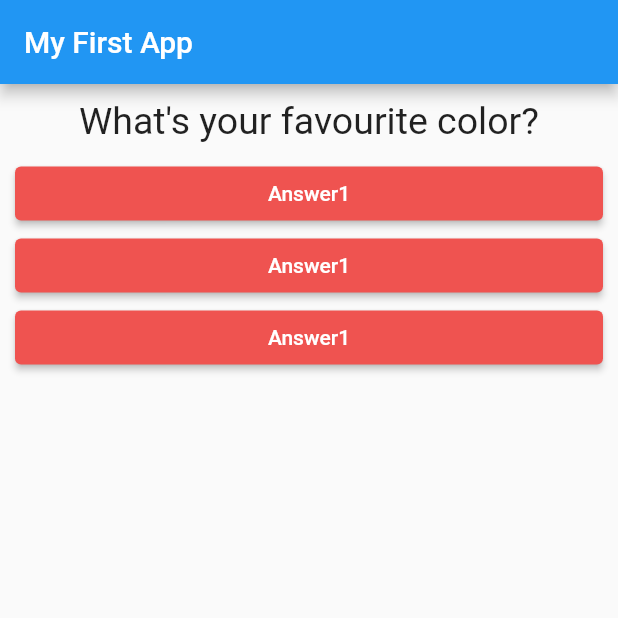
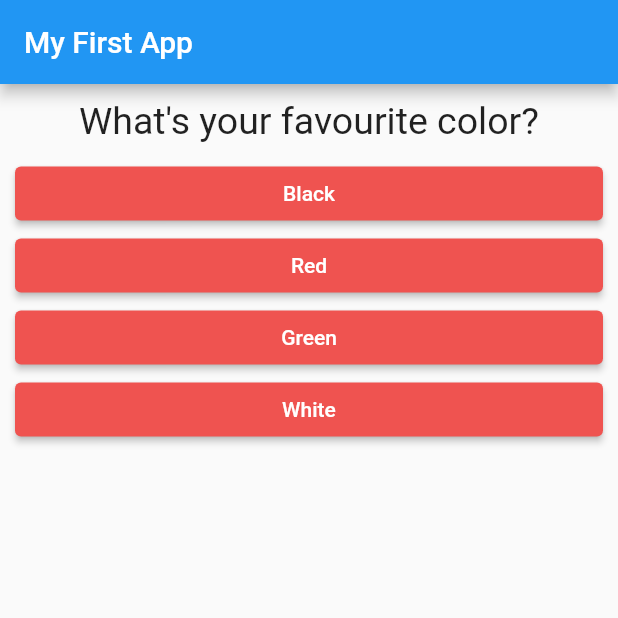
Before and after one commit to imGtheCoder/flutter-udemy-course, a Flutter app: the screen it shows after launch, on a phone screen of 412 x 824 dp, the top half of it. Run offline on Flutter 3.47's test engine with Material 2 defaults, Android fonts, the phone set to English and light mode, and no system bars.

Commit message:
Added functionality to buttons

```diff
--- a/lib/answer.dart
+++ b/lib/answer.dart
@@ -2,9 +2,9 @@ import 'package:flutter/material.dart';
 
 class Answer extends StatelessWidget {
   final VoidCallback selectHandler;
-  //final String answerText;
+  final String answerText;
 
-  Answer(this.selectHandler);
+  Answer(this.selectHandler, this.answerText);
 
   @override
   Widget build(BuildContext context) {
@@ -14,9 +14,10 @@ class Answer extends StatelessWidget {
       child: ElevatedButton(
         style: ButtonStyle(
           backgroundColor: MaterialStateProperty.all(Colors.red[400]),
+          foregroundColor: MaterialStateProperty.all(Colors.white),
         ),
         onPressed: selectHandler,
-        child: Text("Answer1"),
+        child: Text(answerText),
       ),
     );
   }
--- a/lib/main.dart
+++ b/lib/main.dart
@@ -28,9 +28,18 @@ class _MyAppState extends State<MyApp> {
   @override
   Widget build(BuildContext context) {
     var questions = [
-      'What\'s your favourite color?',
-      'What\'s your favourite animal?',
-      'caca',
+      {
+        'questionText': 'What\'s your favourite color?',
+        'answers': ['Black', 'Red', 'Green', "White"],
+      },
+      {
+        'questionText': 'What\'s your favourite animal?',
+        'answers': ['Rabbit', 'Snake', 'Elephant', "Lion"],
+      },
+      {
+        'questionText': 'Who\'s your favourite instructor?',
+        'answers': ['Max', 'Allan', 'Greedy', "Tom"],
+      },
     ];
     return MaterialApp(
       home: Scaffold(
@@ -40,11 +49,12 @@ class _MyAppState extends State<MyApp> {
         body: Column(
           children: [
             Question(
-              questions[_questionIndex],
+              questions[_questionIndex]['questionText'] as String,
             ),
-            Answer(_answerQuestion),
-            Answer(_answerQuestion),
-            Answer(_answerQuestion),
+            ...(questions[_questionIndex]['answers'] as List<String>)
+                .map((answer) {
+              return Answer(_answerQuestion, answer);
+            }).toList()
           ],
         ),
       ),
```
